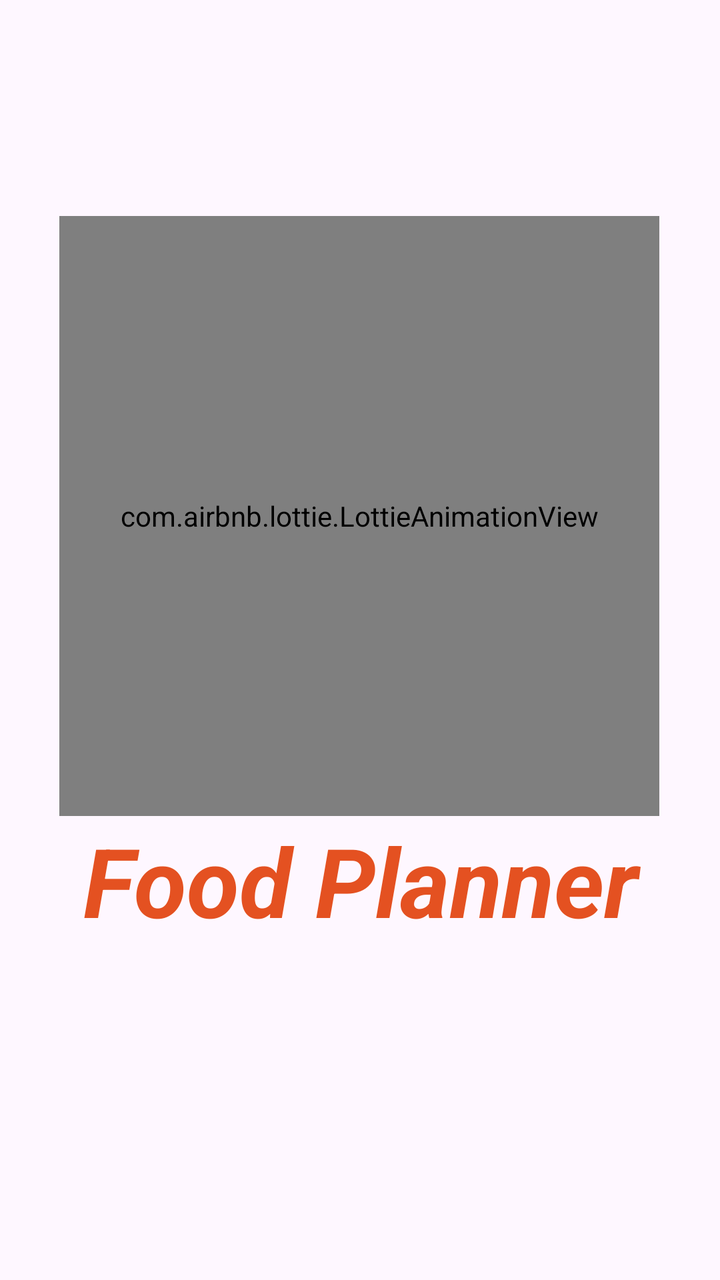
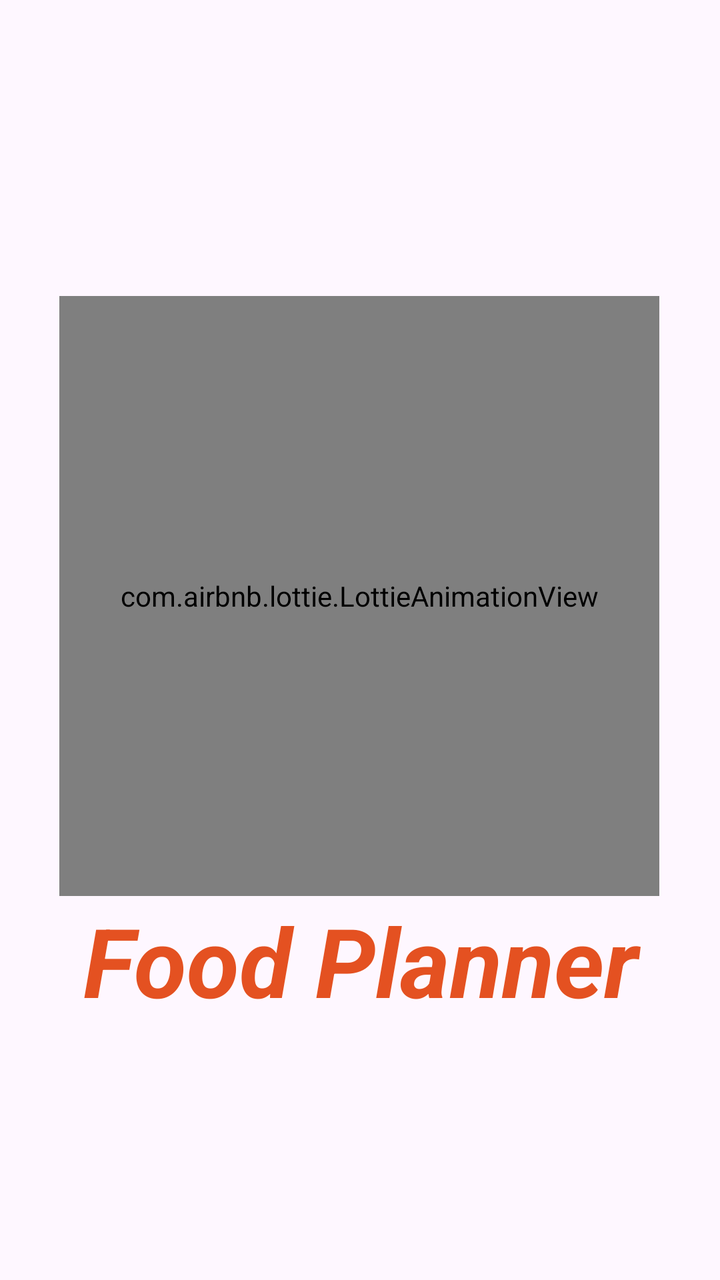

Screens rendered from an Android XML layout before and after an edit, with the pre-edit source and the edit as a unified diff.
<!-- AndroidManifest.xml: application theme Theme.FoodPlanner -->
<!-- res/layout/activity_splash.xml -->
<?xml version="1.0" encoding="utf-8"?>
<androidx.constraintlayout.widget.ConstraintLayout xmlns:android="http://schemas.android.com/apk/res/android"
    xmlns:app="http://schemas.android.com/apk/res-auto"
    xmlns:tools="http://schemas.android.com/tools"
    android:id="@+id/main"
    android:layout_width="match_parent"
    android:layout_height="match_parent"
    tools:context=".splash.SplashActivity">

    <com.airbnb.lottie.LottieAnimationView
        android:id="@+id/lottieAnimationView"
        android:layout_width="300dp"
        android:layout_height="300dp"
        android:layout_marginTop="108dp"
        app:layout_constraintEnd_toEndOf="parent"
        app:layout_constraintHorizontal_bias="0.495"
        app:layout_constraintStart_toStartOf="parent"
        app:layout_constraintTop_toTopOf="parent"
        app:lottie_autoPlay="true"
        app:lottie_loop="true"
        app:lottie_rawRes="@raw/food" />

    <TextView
        android:layout_width="match_parent"
        android:layout_height="wrap_content"
        android:gravity="center"
        android:text="Food Planner"
        android:textColor="@color/primary_orange"
        android:textSize="48sp"
        android:textStyle="bold|italic"
        app:layout_constraintEnd_toEndOf="parent"
        app:layout_constraintStart_toStartOf="parent"
        app:layout_constraintTop_toBottomOf="@+id/lottieAnimationView" />


</androidx.constraintlayout.widget.ConstraintLayout>
<!-- resources referenced by this layout -->
<resources>
  <color name="primary_orange">#e45121</color>
  <style name="Theme.FoodPlanner" parent="Base.Theme.FoodPlanner" />
  <style name="Base.Theme.FoodPlanner" parent="Theme.Material3.DayNight.NoActionBar">
          
          
      </style>
</resources>

<!-- the commit's change to res/layout/activity_splash.xml (unified diff, before → after) -->
@@ -11,7 +11,7 @@
         android:id="@+id/lottieAnimationView"
         android:layout_width="300dp"
         android:layout_height="300dp"
-        android:layout_marginTop="108dp"
+        android:layout_marginTop="148dp"
         app:layout_constraintEnd_toEndOf="parent"
         app:layout_constraintHorizontal_bias="0.495"
         app:layout_constraintStart_toStartOf="parent"
